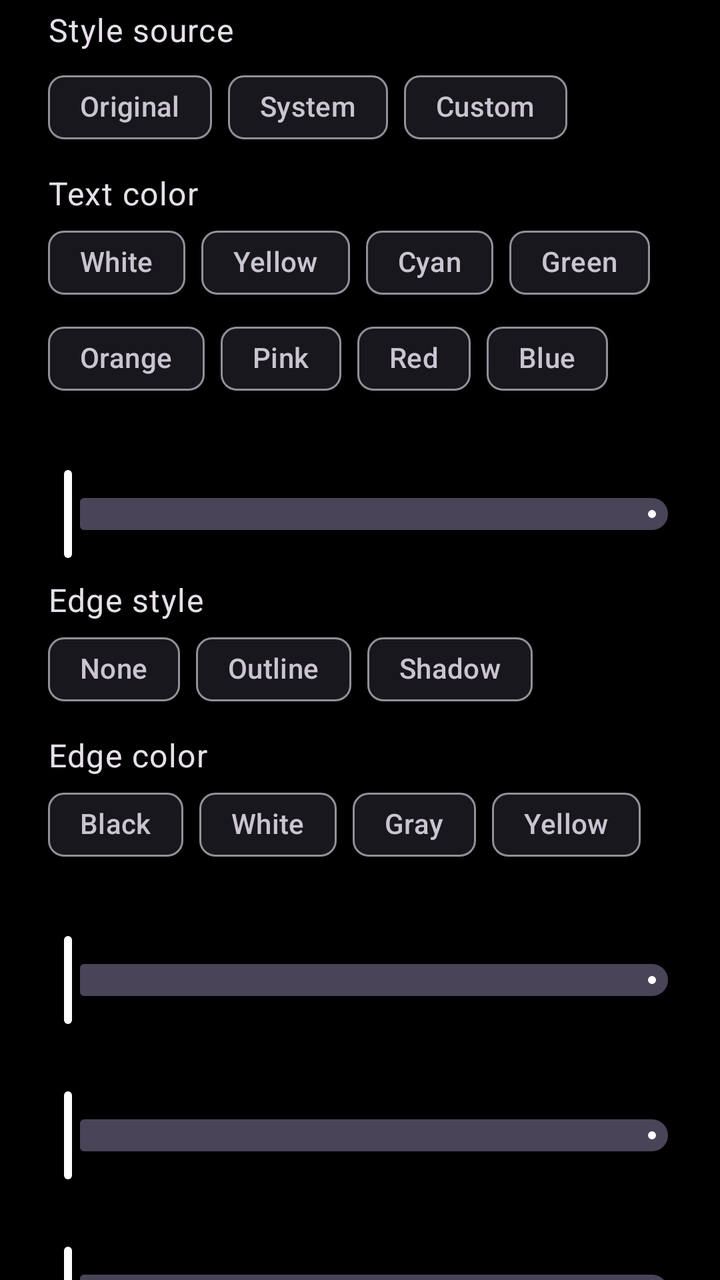
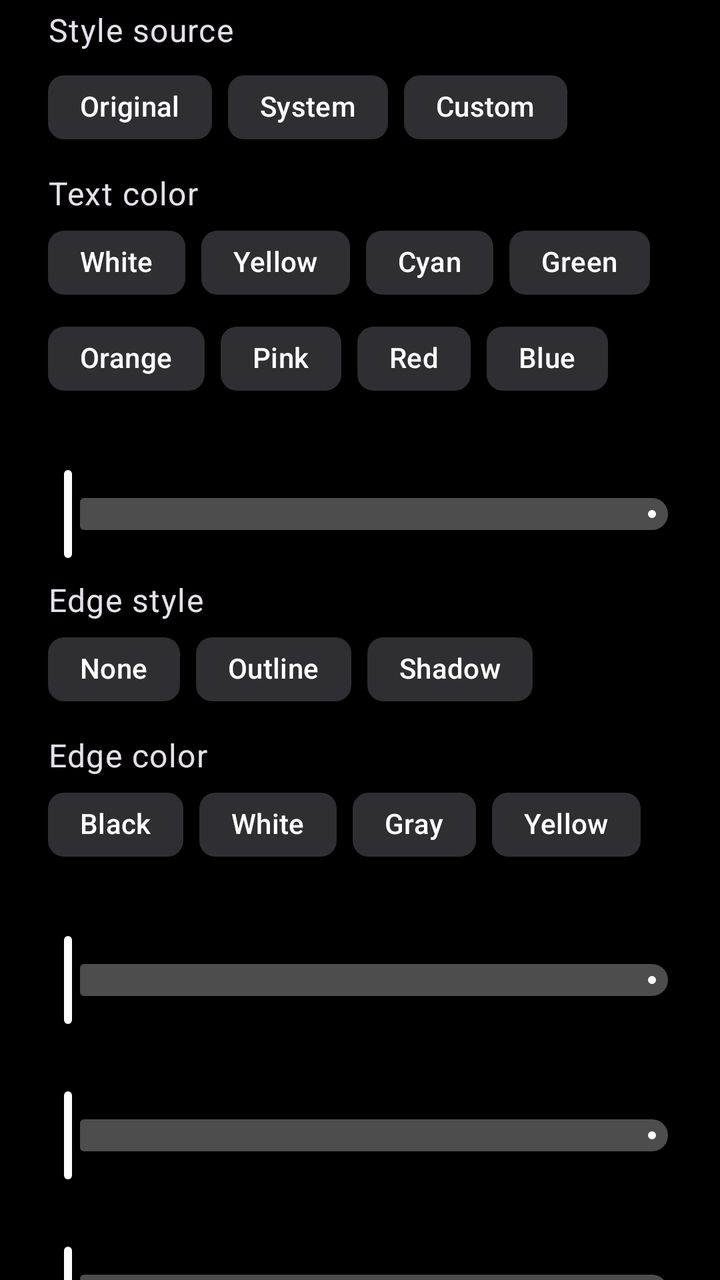

Screens rendered from an Android XML layout before and after an edit, with the pre-edit source and the edit as a unified diff.
<!-- AndroidManifest.xml: application theme Theme.App -->
<!-- res/layout/view_subtitle_appearance.xml -->
<?xml version="1.0" encoding="utf-8"?>
<androidx.appcompat.widget.LinearLayoutCompat xmlns:android="http://schemas.android.com/apk/res/android"
    xmlns:app="http://schemas.android.com/apk/res-auto"
    android:layout_width="match_parent"
    android:layout_height="wrap_content"
    android:orientation="vertical">

    <com.google.android.material.textview.MaterialTextView
        android:id="@+id/styleSourceHeader"
        android:layout_width="match_parent"
        android:layout_height="wrap_content"
        android:paddingHorizontal="24dp"
        android:paddingVertical="4dp"
        android:text="@string/subtitle_style_source"
        android:textAppearance="?attr/textAppearanceBodyLarge" />

    <com.google.android.material.chip.ChipGroup
        android:id="@+id/styleSourceGroup"
        android:layout_width="match_parent"
        android:layout_height="wrap_content"
        android:paddingHorizontal="24dp"
        app:chipSpacingVertical="0dp"
        app:selectionRequired="true"
        app:singleSelection="true">

        <com.google.android.material.chip.Chip
            android:id="@+id/styleOriginal"
            style="@style/Widget.Material3.Chip.Filter"
            android:layout_width="wrap_content"
            android:layout_height="wrap_content"
            android:text="@string/subtitle_style_original" />

        <com.google.android.material.chip.Chip
            android:id="@+id/styleSystem"
            style="@style/Widget.Material3.Chip.Filter"
            android:layout_width="wrap_content"
            android:layout_height="wrap_content"
            android:text="@string/subtitle_style_system" />

        <com.google.android.material.chip.Chip
            android:id="@+id/styleCustom"
            style="@style/Widget.Material3.Chip.Filter"
            android:layout_width="wrap_content"
            android:layout_height="wrap_content"
            android:text="@string/subtitle_style_custom" />

    </com.google.android.material.chip.ChipGroup>

    <com.google.android.material.button.MaterialButton
        android:id="@+id/systemSetting"
        style="@style/Widget.Material3.Button.TonalButton"
        android:layout_width="wrap_content"
        android:layout_height="wrap_content"
        android:layout_marginStart="24dp"
        android:layout_marginTop="4dp"
        android:layout_marginEnd="24dp"
        android:text="@string/subtitle_system_setting"
        android:textColor="?attr/colorPrimary"
        android:visibility="gone"
        app:icon="@drawable/ic_action_setting"
        app:iconGravity="textStart"
        app:iconTint="?attr/colorPrimary" />

    <androidx.appcompat.widget.LinearLayoutCompat
        android:id="@+id/textSection"
        android:layout_width="match_parent"
        android:layout_height="wrap_content"
        android:orientation="vertical">

        <com.google.android.material.textview.MaterialTextView
            android:layout_width="match_parent"
            android:layout_height="wrap_content"
            android:paddingHorizontal="24dp"
            android:paddingTop="8dp"
            android:text="@string/subtitle_text_color"
            android:textAppearance="?attr/textAppearanceBodyLarge" />

        <com.google.android.material.chip.ChipGroup
            android:id="@+id/textColorGroup"
            android:layout_width="match_parent"
            android:layout_height="wrap_content"
            android:paddingHorizontal="24dp"
            app:chipSpacingVertical="0dp"
            app:selectionRequired="true"
            app:singleSelection="true">

            <com.google.android.material.chip.Chip
                android:id="@+id/textWhite"
                style="@style/Widget.Material3.Chip.Filter"
                android:layout_width="wrap_content"
                android:layout_height="wrap_content"
                android:text="@string/subtitle_color_white" />

            <com.google.android.material.chip.Chip
                android:id="@+id/textYellow"
                style="@style/Widget.Material3.Chip.Filter"
                android:layout_width="wrap_content"
                android:layout_height="wrap_content"
                android:text="@string/subtitle_color_yellow" />

            <com.google.android.material.chip.Chip
                android:id="@+id/textCyan"
                style="@style/Widget.Material3.Chip.Filter"
                android:layout_width="wrap_content"
                android:layout_height="wrap_content"
                android:text="@string/subtitle_color_cyan" />

            <com.google.android.material.chip.Chip
                android:id="@+id/textGreen"
                style="@style/Widget.Material3.Chip.Filter"
                android:layout_width="wrap_content"
                android:layout_height="wrap_content"
                android:text="@string/subtitle_color_green" />

            <com.google.android.material.chip.Chip
                android:id="@+id/textOrange"
                style="@style/Widget.Material3.Chip.Filter"
                android:layout_width="wrap_content"
                android:layout_height="wrap_content"
                android:text="@string/subtitle_color_orange" />

            <com.google.android.material.chip.Chip
                android:id="@+id/textPink"
                style="@style/Widget.Material3.Chip.Filter"
                android:layout_width="wrap_content"
                android:layout_height="wrap_content"
                android:text="@string/subtitle_color_pink" />

            <com.google.android.material.chip.Chip
                android:id="@+id/textRed"
                style="@style/Widget.Material3.Chip.Filter"
                android:layout_width="wrap_content"
                android:layout_height="wrap_content"
                android:text="@string/subtitle_color_red" />

            <com.google.android.material.chip.Chip
                android:id="@+id/textBlue"
                style="@style/Widget.Material3.Chip.Filter"
                android:layout_width="wrap_content"
                android:layout_height="wrap_content"
                android:text="@string/subtitle_color_blue" />

        </com.google.android.material.chip.ChipGroup>

        <include
            android:id="@+id/textOpacity"
            layout="@layout/view_setting_slider" />

    </androidx.appcompat.widget.LinearLayoutCompat>

    <androidx.appcompat.widget.LinearLayoutCompat
        android:id="@+id/edgeStyleSection"
        android:layout_width="match_parent"
        android:layout_height="wrap_content"
        android:orientation="vertical">

        <com.google.android.material.textview.MaterialTextView
            android:layout_width="match_parent"
            android:layout_height="wrap_content"
            android:paddingHorizontal="24dp"
            android:paddingTop="8dp"
            android:text="@string/subtitle_edge_style"
            android:textAppearance="?attr/textAppearanceBodyLarge" />

        <com.google.android.material.chip.ChipGroup
            android:id="@+id/edgeGroup"
            android:layout_width="match_parent"
            android:layout_height="wrap_content"
            android:paddingHorizontal="24dp"
            app:chipSpacingVertical="0dp"
            app:selectionRequired="true"
            app:singleSelection="true">

            <com.google.android.material.chip.Chip
                android:id="@+id/edgeNone"
                style="@style/Widget.Material3.Chip.Filter"
                android:layout_width="wrap_content"
                android:layout_height="wrap_content"
                android:text="@string/subtitle_edge_none" />

            <com.google.android.material.chip.Chip
                android:id="@+id/edgeOutline"
                style="@style/Widget.Material3.Chip.Filter"
                android:layout_width="wrap_content"
                android:layout_height="wrap_content"
                android:text="@string/subtitle_edge_outline" />

            <com.google.android.material.chip.Chip
                android:id="@+id/edgeShadow"
                style="@style/Widget.Material3.Chip.Filter"
                android:layout_width="wrap_content"
                android:layout_height="wrap_content"
                android:text="@string/subtitle_edge_shadow" />

        </com.google.android.material.chip.ChipGroup>

    </androidx.appcompat.widget.LinearLayoutCompat>

    <androidx.appcompat.widget.LinearLayoutCompat
        android:id="@+id/edgeColorSection"
        android:layout_width="match_parent"
        android:layout_height="wrap_content"
        android:orientation="vertical">

        <com.google.android.material.textview.MaterialTextView
            android:layout_width="match_parent"
            android:layout_height="wrap_content"
            android:paddingHorizontal="24dp"
            android:paddingTop="8dp"
            android:text="@string/subtitle_edge_color"
            android:textAppearance="?attr/textAppearanceBodyLarge" />

        <com.google.android.material.chip.ChipGroup
            android:id="@+id/edgeColorGroup"
            android:layout_width="match_parent"
            android:layout_height="wrap_content"
            android:paddingHorizontal="24dp"
            app:chipSpacingVertical="0dp"
            app:selectionRequired="true"
            app:singleSelection="true">

            <com.google.android.material.chip.Chip
                android:id="@+id/edgeBlack"
                style="@style/Widget.Material3.Chip.Filter"
                android:layout_width="wrap_content"
                android:layout_height="wrap_content"
                android:text="@string/subtitle_color_black" />

            <com.google.android.material.chip.Chip
                android:id="@+id/edgeWhite"
                style="@style/Widget.Material3.Chip.Filter"
                android:layout_width="wrap_content"
                android:layout_height="wrap_content"
                android:text="@string/subtitle_color_white" />

            <com.google.android.material.chip.Chip
                android:id="@+id/edgeGray"
                style="@style/Widget.Material3.Chip.Filter"
                android:layout_width="wrap_content"
                android:layout_height="wrap_content"
                android:text="@string/subtitle_color_gray" />

            <com.google.android.material.chip.Chip
                android:id="@+id/edgeYellow"
                style="@style/Widget.Material3.Chip.Filter"
                android:layout_width="wrap_content"
                android:layout_height="wrap_content"
                android:text="@string/subtitle_color_yellow" />

        </com.google.android.material.chip.ChipGroup>

        <include
            android:id="@+id/edgeOpacity"
            layout="@layout/view_setting_slider" />

        <include
            android:id="@+id/edgeWidth"
            layout="@layout/view_setting_slider" />

        <include
            android:id="@+id/shadow"
            layout="@layout/view_setting_slider" />

    </androidx.appcompat.widget.LinearLayoutCompat>

    <androidx.appcompat.widget.LinearLayoutCompat
        android:id="@+id/backgroundSection"
        android:layout_width="match_parent"
        android:layout_height="wrap_content"
        android:orientation="vertical">

        <com.google.android.material.textview.MaterialTextView
            android:layout_width="match_parent"
            android:layout_height="wrap_content"
            android:paddingHorizontal="24dp"
            android:paddingTop="8dp"
            android:text="@string/subtitle_background"
            android:textAppearance="?attr/textAppearanceBodyLarge" />

        <com.google.android.material.chip.ChipGroup
            android:id="@+id/backgroundGroup"
            android:layout_width="match_parent"
            android:layout_height="wrap_content"
            android:paddingHorizontal="24dp"
            app:chipSpacingVertical="0dp"
            app:selectionRequired="true"
            app:singleSelection="true">

            <com.google.android.material.chip.Chip
                android:id="@+id/backgroundTransparent"
                style="@style/Widget.Material3.Chip.Filter"
                android:layout_width="wrap_content"
                android:layout_height="wrap_content"
                android:text="@string/subtitle_color_transparent" />

            <com.google.android.material.chip.Chip
                android:id="@+id/backgroundDim"
                style="@style/Widget.Material3.Chip.Filter"
                android:layout_width="wrap_content"
                android:layout_height="wrap_content"
                android:text="@string/subtitle_background_dim" />

            <com.google.android.material.chip.Chip
                android:id="@+id/backgroundBlack"
                style="@style/Widget.Material3.Chip.Filter"
                android:layout_width="wrap_content"
                android:layout_height="wrap_content"
                android:text="@string/subtitle_color_black" />

            <com.google.android.material.chip.Chip
                android:id="@+id/backgroundGray"
                style="@style/Widget.Material3.Chip.Filter"
                android:layout_width="wrap_content"
                android:layout_height="wrap_content"
                android:text="@string/subtitle_color_gray" />

        </com.google.android.material.chip.ChipGroup>

        <include
            android:id="@+id/backgroundOpacity"
            layout="@layout/view_setting_slider" />

    </androidx.appcompat.widget.LinearLayoutCompat>

</androidx.appcompat.widget.LinearLayoutCompat>
<!-- res/layout/view_setting_slider.xml (included above) -->
<?xml version="1.0" encoding="utf-8"?>
<androidx.appcompat.widget.LinearLayoutCompat xmlns:android="http://schemas.android.com/apk/res/android"
    xmlns:app="http://schemas.android.com/apk/res-auto"
    android:id="@+id/row"
    android:layout_width="match_parent"
    android:layout_height="wrap_content"
    android:orientation="vertical">

    <androidx.appcompat.widget.LinearLayoutCompat
        android:layout_width="match_parent"
        android:layout_height="wrap_content"
        android:gravity="center_vertical"
        android:orientation="horizontal"
        android:paddingHorizontal="24dp"
        android:paddingTop="8dp">

        <com.google.android.material.textview.MaterialTextView
            android:id="@+id/title"
            android:layout_width="0dp"
            android:layout_height="wrap_content"
            android:layout_weight="1"
            android:textAppearance="?attr/textAppearanceBodyLarge" />

        <com.google.android.material.textview.MaterialTextView
            android:id="@+id/value"
            android:layout_width="wrap_content"
            android:layout_height="wrap_content"
            android:fontFeatureSettings="tnum"
            android:textAppearance="?attr/textAppearanceBodyMedium"
            android:textColor="?attr/colorOnSurface" />

    </androidx.appcompat.widget.LinearLayoutCompat>

    <com.google.android.material.slider.Slider
        android:id="@+id/slider"
        android:layout_width="match_parent"
        android:layout_height="wrap_content"
        android:layout_marginHorizontal="12dp"
        android:focusable="true"
        app:tickVisible="false" />

</androidx.appcompat.widget.LinearLayoutCompat>
<!-- resources referenced by this layout -->
<resources>
  <string name="subtitle_background">Background</string>
  <string name="subtitle_background_dim">Dim black</string>
  <string name="subtitle_color_black">Black</string>
  <string name="subtitle_color_blue">Blue</string>
  <string name="subtitle_color_cyan">Cyan</string>
  <string name="subtitle_color_gray">Gray</string>
  <string name="subtitle_color_green">Green</string>
  <string name="subtitle_color_orange">Orange</string>
  <string name="subtitle_color_pink">Pink</string>
  <string name="subtitle_color_red">Red</string>
  <string name="subtitle_color_transparent">Transparent</string>
  <string name="subtitle_color_white">White</string>
  <string name="subtitle_color_yellow">Yellow</string>
  <string name="subtitle_edge_color">Edge color</string>
  <string name="subtitle_edge_none">None</string>
  <string name="subtitle_edge_outline">Outline</string>
  <string name="subtitle_edge_shadow">Shadow</string>
  <string name="subtitle_edge_style">Edge style</string>
  <string name="subtitle_style_custom">Custom</string>
  <string name="subtitle_style_original">Original</string>
  <string name="subtitle_style_source">Style source</string>
  <string name="subtitle_style_system">System</string>
  <string name="subtitle_system_setting">System caption settings</string>
  <string name="subtitle_text_color">Text color</string>
  <style name="Theme.App" parent="Theme.Base" />
  <color name="qbox_text">#FFFFFF</color>
  <color name="qbox_surface">#17171C</color>
  <color name="qbox_bg">#000000</color>
  <!-- unchanged entries left out for length: 7 -->
</resources>

<!-- the commit's change to res/layout/view_subtitle_appearance.xml (unified diff, before → after) -->
@@ -25,21 +25,21 @@
 
         <com.google.android.material.chip.Chip
             android:id="@+id/styleOriginal"
-            style="@style/Widget.Material3.Chip.Filter"
+            style="@style/QBoxDialogChip"
             android:layout_width="wrap_content"
             android:layout_height="wrap_content"
             android:text="@string/subtitle_style_original" />
 
         <com.google.android.material.chip.Chip
             android:id="@+id/styleSystem"
-            style="@style/Widget.Material3.Chip.Filter"
+            style="@style/QBoxDialogChip"
             android:layout_width="wrap_content"
             android:layout_height="wrap_content"
             android:text="@string/subtitle_style_system" />
 
         <com.google.android.material.chip.Chip
             android:id="@+id/styleCustom"
-            style="@style/Widget.Material3.Chip.Filter"
+            style="@style/QBoxDialogChip"
             android:layout_width="wrap_content"
             android:layout_height="wrap_content"
             android:text="@string/subtitle_style_custom" />
@@ -48,7 +48,7 @@
 
     <com.google.android.material.button.MaterialButton
         android:id="@+id/systemSetting"
-        style="@style/Widget.Material3.Button.TonalButton"
+        style="@style/QBoxDialogButton"
         android:layout_width="wrap_content"
         android:layout_height="wrap_content"
         android:layout_marginStart="24dp"
@@ -86,56 +86,56 @@
 
             <com.google.android.material.chip.Chip
                 android:id="@+id/textWhite"
-                style="@style/Widget.Material3.Chip.Filter"
+                style="@style/QBoxDialogChip"
                 android:layout_width="wrap_content"
                 android:layout_height="wrap_content"
                 android:text="@string/subtitle_color_white" />
 
             <com.google.android.material.chip.Chip
                 android:id="@+id/textYellow"
-                style="@style/Widget.Material3.Chip.Filter"
+                style="@style/QBoxDialogChip"
                 android:layout_width="wrap_content"
                 android:layout_height="wrap_content"
                 android:text="@string/subtitle_color_yellow" />
 
             <com.google.android.material.chip.Chip
                 android:id="@+id/textCyan"
-                style="@style/Widget.Material3.Chip.Filter"
+                style="@style/QBoxDialogChip"
                 android:layout_width="wrap_content"
                 android:layout_height="wrap_content"
                 android:text="@string/subtitle_color_cyan" />
 
             <com.google.android.material.chip.Chip
                 android:id="@+id/textGreen"
-                style="@style/Widget.Material3.Chip.Filter"
+                style="@style/QBoxDialogChip"
                 android:layout_width="wrap_content"
                 android:layout_height="wrap_content"
                 android:text="@string/subtitle_color_green" />
 
             <com.google.android.material.chip.Chip
                 android:id="@+id/textOrange"
-                style="@style/Widget.Material3.Chip.Filter"
+                style="@style/QBoxDialogChip"
                 android:layout_width="wrap_content"
                 android:layout_height="wrap_content"
                 android:text="@string/subtitle_color_orange" />
 
             <com.google.android.material.chip.Chip
                 android:id="@+id/textPink"
-                style="@style/Widget.Material3.Chip.Filter"
+                style="@style/QBoxDialogChip"
                 android:layout_width="wrap_content"
                 android:layout_height="wrap_content"
                 android:text="@string/subtitle_color_pink" />
 
             <com.google.android.material.chip.Chip
                 android:id="@+id/textRed"
-                style="@style/Widget.Material3.Chip.Filter"
+                style="@style/QBoxDialogChip"
                 android:layout_width="wrap_content"
                 android:layout_height="wrap_content"
                 android:text="@string/subtitle_color_red" />
 
             <com.google.android.material.chip.Chip
                 android:id="@+id/textBlue"
-                style="@style/Widget.Material3.Chip.Filter"
+                style="@style/QBoxDialogChip"
                 android:layout_width="wrap_content"
                 android:layout_height="wrap_content"
                 android:text="@string/subtitle_color_blue" />
@@ -173,21 +173,21 @@
 
             <com.google.android.material.chip.Chip
                 android:id="@+id/edgeNone"
-                style="@style/Widget.Material3.Chip.Filter"
+                style="@style/QBoxDialogChip"
                 android:layout_width="wrap_content"
                 android:layout_height="wrap_content"
                 android:text="@string/subtitle_edge_none" />
 
             <com.google.android.material.chip.Chip
                 android:id="@+id/edgeOutline"
-                style="@style/Widget.Material3.Chip.Filter"
+                style="@style/QBoxDialogChip"
                 android:layout_width="wrap_content"
                 android:layout_height="wrap_content"
                 android:text="@string/subtitle_edge_outline" />
 
             <com.google.android.material.chip.Chip
                 android:id="@+id/edgeShadow"
-                style="@style/Widget.Material3.Chip.Filter"
+                style="@style/QBoxDialogChip"
                 android:layout_width="wrap_content"
                 android:layout_height="wrap_content"
                 android:text="@string/subtitle_edge_shadow" />
@@ -221,28 +221,28 @@
 
             <com.google.android.material.chip.Chip
                 android:id="@+id/edgeBlack"
-                style="@style/Widget.Material3.Chip.Filter"
+                style="@style/QBoxDialogChip"
                 android:layout_width="wrap_content"
                 android:layout_height="wrap_content"
                 android:text="@string/subtitle_color_black" />
 
             <com.google.android.material.chip.Chip
                 android:id="@+id/edgeWhite"
-                style="@style/Widget.Material3.Chip.Filter"
+                style="@style/QBoxDialogChip"
                 android:layout_width="wrap_content"
                 android:layout_height="wrap_content"
                 android:text="@string/subtitle_color_white" />
 
             <com.google.android.material.chip.Chip
                 android:id="@+id/edgeGray"
-                style="@style/Widget.Material3.Chip.Filter"
+                style="@style/QBoxDialogChip"
                 android:layout_width="wrap_content"
                 android:layout_height="wrap_content"
                 android:text="@string/subtitle_color_gray" />
 
             <com.google.android.material.chip.Chip
                 android:id="@+id/edgeYellow"
-                style="@style/Widget.Material3.Chip.Filter"
+                style="@style/QBoxDialogChip"
                 android:layout_width="wrap_content"
                 android:layout_height="wrap_content"
                 android:text="@string/subtitle_color_yellow" />
@@ -288,28 +288,28 @@
 
             <com.google.android.material.chip.Chip
                 android:id="@+id/backgroundTransparent"
-                style="@style/Widget.Material3.Chip.Filter"
+                style="@style/QBoxDialogChip"
                 android:layout_width="wrap_content"
                 android:layout_height="wrap_content"
                 android:text="@string/subtitle_color_transparent" />
 
             <com.google.android.material.chip.Chip
                 android:id="@+id/backgroundDim"
-                style="@style/Widget.Material3.Chip.Filter"
+                style="@style/QBoxDialogChip"
                 android:layout_width="wrap_content"
                 android:layout_height="wrap_content"
                 android:text="@string/subtitle_background_dim" />
 
             <com.google.android.material.chip.Chip
                 android:id="@+id/backgroundBlack"
-                style="@style/Widget.Material3.Chip.Filter"
+                style="@style/QBoxDialogChip"
                 android:layout_width="wrap_content"
                 android:layout_height="wrap_content"
                 android:text="@string/subtitle_color_black" />
 
             <com.google.android.material.chip.Chip
                 android:id="@+id/backgroundGray"
-                style="@style/Widget.Material3.Chip.Filter"
+                style="@style/QBoxDialogChip"
                 android:layout_width="wrap_content"
                 android:layout_height="wrap_content"
                 android:text="@string/subtitle_color_gray" />
@@ -345,7 +345,8 @@
             android:layout_width="0dp"
             android:layout_height="wrap_content"
             android:layout_weight="1"
-            android:textAppearance="?attr/textAppearanceBodyLarge" />
+            android:textAppearance="?attr/textAppearanceBodyLarge"
+            android:textColor="@color/qbox_text" />
 
         <com.google.android.material.textview.MaterialTextView
             android:id="@+id/value"
@@ -353,16 +354,21 @@
             android:layout_height="wrap_content"
             android:fontFeatureSettings="tnum"
             android:textAppearance="?attr/textAppearanceBodyMedium"
-            android:textColor="?attr/colorOnSurface" />
-
-    </androidx.appcompat.widget.LinearLayoutCompat>
-
+            android:textColor="@color/qbox_text_dim" />
+
+    </androidx.appcompat.widget.LinearLayoutCompat>
+
+    
     <com.google.android.material.slider.Slider
         android:id="@+id/slider"
         android:layout_width="match_parent"
         android:layout_height="wrap_content"
         android:layout_marginHorizontal="12dp"
         android:focusable="true"
-        app:tickVisible="false" />
+        app:haloColor="@color/transparent"
+        app:thumbTint="@color/qbox_text"
+        app:tickVisible="false"
+        app:trackColorActive="@color/qbox_text"
+        app:trackColorInactive="@color/white_30" />
 
 </androidx.appcompat.widget.LinearLayoutCompat>
<!-- resource entries referenced after the edit -->
@@ -24,8 +24,66 @@
   <string name="subtitle_style_system">System</string>
   <string name="subtitle_system_setting">System caption settings</string>
   <string name="subtitle_text_color">Text color</string>
+  <style name="QBoxDialogButton" parent="Widget.Material3.Button.TextButton">
+          <item name="android:textColor">@color/text</item>
+          <item name="android:background">@drawable/selector_chip_round</item>
+          <item name="rippleColor">@color/transparent</item>
+      </style>
+  <style name="QBoxDialogChip" parent="Widget.Material3.Chip.Filter">
+          <item name="chipStrokeWidth">0dp</item>
+          <item name="chipBackgroundColor">@color/chip_bed</item>
+          <item name="android:textColor">@color/text</item>
+          <item name="checkedIconVisible">false</item>
+          <item name="chipIconVisible">false</item>
+      </style>
   <style name="Theme.App" parent="Theme.Base" />
+  <!-- drawable selector_chip_round (drawable) -->
+  <?xml version="1.0" encoding="utf-8"?>
+  <selector xmlns:android="http://schemas.android.com/apk/res/android">
+      <item android:drawable="@drawable/shape_chip_round_focused" android:state_focused="true" />
+      <item android:drawable="@drawable/shape_chip_round_activated" android:state_selected="true" />
+      <item android:drawable="@drawable/shape_chip_round_normal" />
+  </selector>
+  <!-- drawable shape_chip_round_focused (drawable) -->
+  <?xml version="1.0" encoding="utf-8"?>
+  <shape xmlns:android="http://schemas.android.com/apk/res/android"
+      android:shape="rectangle">
+      <solid android:color="@color/qbox_text" />
+      <corners android:radius="999dp" />
+      <padding
+          android:bottom="8dp"
+          android:left="14dp"
+          android:right="14dp"
+          android:top="8dp" />
+  </shape>
+  <!-- drawable shape_chip_round_activated (drawable) -->
+  <?xml version="1.0" encoding="utf-8"?>
+  <shape xmlns:android="http://schemas.android.com/apk/res/android"
+      android:shape="rectangle">
+      <solid android:color="#1FFFFFFF" />
+      <corners android:radius="999dp" />
+      <padding
+          android:bottom="8dp"
+          android:left="14dp"
+          android:right="14dp"
+          android:top="8dp" />
+  </shape>
+  <!-- drawable shape_chip_round_normal (drawable) -->
+  <?xml version="1.0" encoding="utf-8"?>
+  <shape xmlns:android="http://schemas.android.com/apk/res/android"
+      android:shape="rectangle">
+      <solid android:color="@color/transparent" />
+      <corners android:radius="999dp" />
+      <padding
+          android:bottom="8dp"
+          android:left="14dp"
+          android:right="14dp"
+          android:top="8dp" />
+  </shape>
   <color name="qbox_text">#FFFFFF</color>
+  <color name="qbox_text_dim">#C9C9D1</color>
+  <color name="transparent">#00000000</color>
+  <color name="white_30">#4DFFFFFF</color>
   <color name="qbox_surface">#17171C</color>
   <color name="qbox_bg">#000000</color>
   <!-- unchanged entries left out for length: 7 -->
